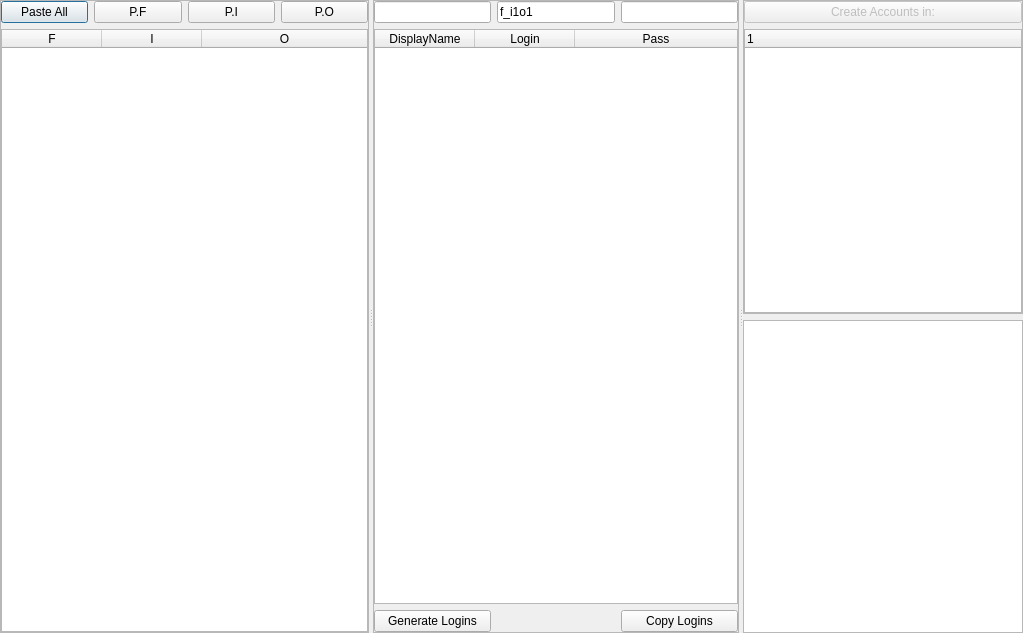
Old version of the form ui_files/main.ui in the repository qiwichupa/RussianFIO2AD.
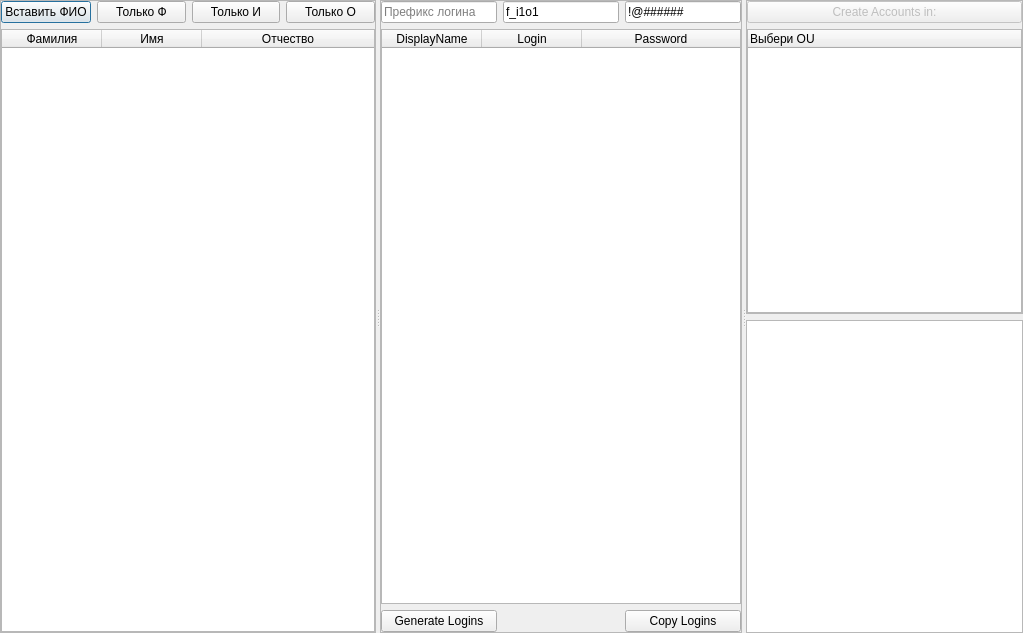
New version of the form.

What changed in the file:
```diff
--- a/ui_files/main.ui
+++ b/ui_files/main.ui
@@ -57,28 +57,28 @@
           <item row="0" column="0">
            <widget class="QPushButton" name="pasteFIO">
             <property name="text">
-             <string>Paste All</string>
+             <string>Вставить ФИО</string>
             </property>
            </widget>
           </item>
           <item row="0" column="1">
            <widget class="QPushButton" name="pasteF">
             <property name="text">
-             <string>P.F</string>
+             <string>Только Ф</string>
             </property>
            </widget>
           </item>
           <item row="0" column="2">
            <widget class="QPushButton" name="pasteI">
             <property name="text">
-             <string>P.I</string>
+             <string>Только И</string>
             </property>
            </widget>
           </item>
           <item row="0" column="3">
            <widget class="QPushButton" name="pasteO">
             <property name="text">
-             <string>P.O</string>
+             <string>Только О</string>
             </property>
            </widget>
           </item>
@@ -107,17 +107,17 @@
             </attribute>
             <column>
              <property name="text">
-              <string>F</string>
+              <string>Фамилия</string>
              </property>
             </column>
             <column>
              <property name="text">
-              <string>I</string>
+              <string>Имя</string>
              </property>
             </column>
             <column>
              <property name="text">
-              <string>O</string>
+              <string>Отчество</string>
              </property>
             </column>
            </widget>
@@ -191,7 +191,7 @@
             </column>
             <column>
              <property name="text">
-              <string>Pass</string>
+              <string>Password</string>
              </property>
             </column>
            </widget>
@@ -211,16 +211,30 @@
            </widget>
           </item>
           <item row="0" column="1">
-           <widget class="QLineEdit" name="loginPrefix"/>
+           <widget class="QLineEdit" name="loginPrefix">
+            <property name="placeholderText">
+             <string>Префикс логина</string>
+            </property>
+           </widget>
           </item>
           <item row="0" column="3">
-           <widget class="QLineEdit" name="passwordMask"/>
+           <widget class="QLineEdit" name="passwordMask">
+            <property name="toolTip">
+             <string>&lt;html&gt;&lt;head/&gt;&lt;body&gt;&lt;p&gt;! - БОЛЬШАЯ БУКВА&lt;br/&gt;@ - маленькая буква&lt;br/&gt;# - цифра&lt;br/&gt;$ - знак пунктуации&lt;br/&gt;&lt;br/&gt;Например:&lt;br/&gt;!@###$### - Rd834)214&lt;/p&gt;&lt;/body&gt;&lt;/html&gt;</string>
+            </property>
+            <property name="text">
+             <string>!@######</string>
+            </property>
+           </widget>
           </item>
           <item row="0" column="2">
            <widget class="QLineEdit" name="loginTemplate">
             <property name="text">
              <string>f_i1o1</string>
             </property>
+            <property name="placeholderText">
+             <string/>
+            </property>
            </widget>
           </item>
          </layout>
@@ -255,7 +269,7 @@
            <widget class="QTreeWidget" name="adTree">
             <column>
              <property name="text">
-              <string notr="true">1</string>
+              <string notr="true">Выбери OU</string>
              </property>
             </column>
            </widget>
```
Left out of the diff: 9 changed lines with no effect on the pictures.
